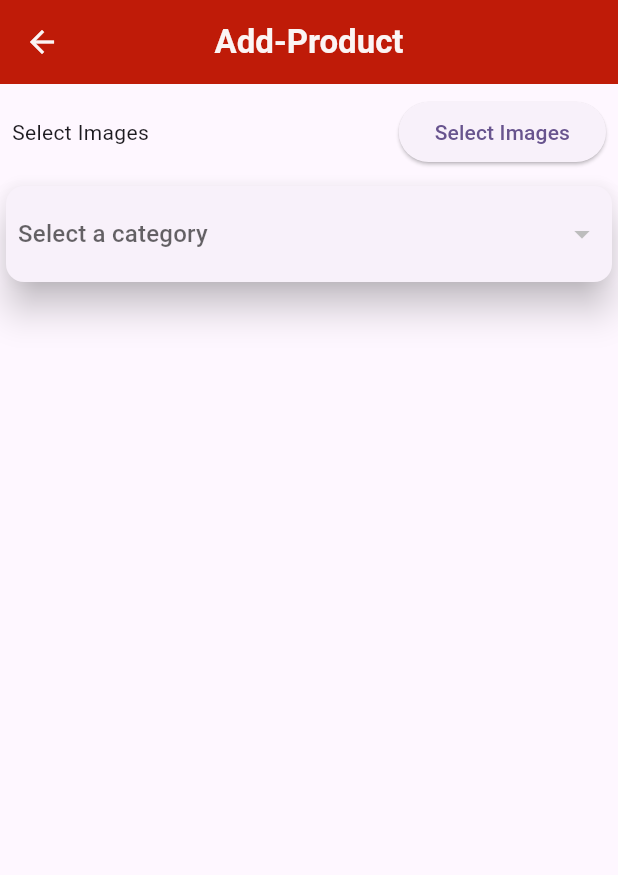
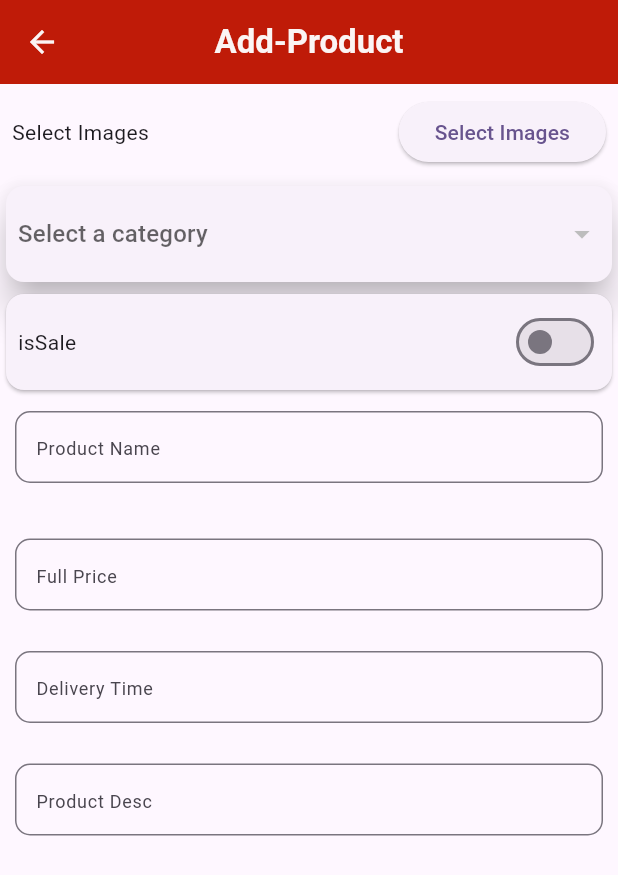
Before and after one commit to Suvassingh/shopify_admin, a Flutter app: the AddProductScreen screen opened directly, on a phone screen of 412 x 824 dp. Shown: the top 875 px of the screen. Run offline on Flutter 3.47's test engine with Material 3 defaults, Android fonts, the phone set to English and light mode, and no system bars; our stand-ins replace cached_network_image, cloud_firestore, device_info_plus, firebase_auth, firebase_core, firebase_storage and 5 more; accounts and stored records are empty.

Commit message:
ADD PRODUCT

```diff
--- /dev/null
+++ b/lib/controllers/is_sale_controller.dart
@@ -0,0 +1,15 @@
+
+
+import 'package:get/get.dart';
+
+class IsSaleController extends GetxController{
+  RxBool isSale = false.obs;
+
+
+  void toggleIsSale(bool value){
+    isSale.value = value;
+    update();
+
+  }
+
+}
--- a/lib/screens/add_product_screen.dart
+++ b/lib/screens/add_product_screen.dart
@@ -3,6 +3,7 @@ import 'dart:io';
 import 'package:flutter/material.dart';
 import 'package:get/get.dart';
 import 'package:shopify_admin/controllers/category_dropdown_controller.dart';
+import 'package:shopify_admin/controllers/is_sale_controller.dart';
 import 'package:shopify_admin/controllers/product_image_controller.dart';
 import 'package:shopify_admin/utils/constant.dart';
 import 'package:shopify_admin/widgets/dropdown_categories_widget.dart';
@@ -16,6 +17,15 @@ class AddProductScreen extends StatelessWidget {
     CategoryDropDownController categoryDropdownController = Get.put(
     CategoryDropDownController(),
   );
+  IsSaleController isSaleController = Get.put(
+    IsSaleController(),
+  );
+  TextEditingController productNameController  = TextEditingController();
+  TextEditingController salePriceController = TextEditingController();
+  TextEditingController fullPriceController  = TextEditingController();
+  TextEditingController deliveryTimeController = TextEditingController();
+  TextEditingController productDescriptionController = TextEditingController();
+
 
   @override
   Widget build(BuildContext context) {
@@ -108,7 +118,134 @@ class AddProductScreen extends StatelessWidget {
                     : SizedBox.shrink();
               },
             ),
-            DropDownCategoriesWiidget()
+            DropDownCategoriesWiidget(),
+            GetBuilder<IsSaleController>(
+              init:IsSaleController(),
+              builder: (isSaleController){
+                return Card(
+                  child:Padding(padding:
+                  EdgeInsets.all(8),
+                  child: Row(
+                    mainAxisAlignment: MainAxisAlignment.spaceBetween,
+                    children: [
+                    Text("isSale"),
+                    Switch(
+                      value: isSaleController.isSale.value,
+                    activeColor:AppConstant.appMainColor,
+                    onChanged: (value){
+                      isSaleController.toggleIsSale(value);
+                    },
+                    )
+                  ],),
+                  ),
+                );
+              },
+            ),
+          // form
+     SizedBox(height: 10.0),
+            Container(
+              height: 65,
+              margin: EdgeInsets.symmetric(horizontal: 10.0),
+              child: TextFormField(
+                cursorColor: AppConstant.appMainColor,
+                textInputAction: TextInputAction.next,
+                controller: productNameController,
+                decoration: InputDecoration(
+                  contentPadding: EdgeInsets.symmetric(horizontal: 10.0),
+                  hintText: "Product Name",
+                  hintStyle: TextStyle(fontSize: 12.0),
+                  border: OutlineInputBorder(
+                    borderRadius: BorderRadius.all(Radius.circular(10.0)),
+                  ),
+                ),
+              ),
+            ),
+            SizedBox(height: 10.0),
+
+            Obx(() {
+              return isSaleController.isSale.value
+                  ? Container(
+                      height: 65,
+                      margin: EdgeInsets.symmetric(horizontal: 10.0),
+                      child: TextFormField(
+                        cursorColor: AppConstant.appMainColor,
+                        textInputAction: TextInputAction.next,
+                        controller: salePriceController,
+                        decoration: InputDecoration(
+                          contentPadding: EdgeInsets.symmetric(
+                            horizontal: 10.0,
+                          ),
+                          hintText: "Sale Price",
+                          hintStyle: TextStyle(fontSize: 12.0),
+                          border: OutlineInputBorder(
+                            borderRadius: BorderRadius.all(
+                              Radius.circular(10.0),
+                            ),
+                          ),
+                        ),
+                      ),
+                    )
+                  : SizedBox.shrink();
+            }),
+
+            SizedBox(height: 10.0),
+            Container(
+              height: 65,
+              margin: EdgeInsets.symmetric(horizontal: 10.0),
+              child: TextFormField(
+                cursorColor: AppConstant.appMainColor,
+                textInputAction: TextInputAction.next,
+                controller: fullPriceController,
+                decoration: InputDecoration(
+                  contentPadding: EdgeInsets.symmetric(horizontal: 10.0),
+                  hintText: "Full Price",
+                  hintStyle: TextStyle(fontSize: 12.0),
+                  border: OutlineInputBorder(
+                    borderRadius: BorderRadius.all(Radius.circular(10.0)),
+                  ),
+                ),
+              ),
+            ),
+
+            SizedBox(height: 10.0),
+            Container(
+              height: 65,
+              margin: EdgeInsets.symmetric(horizontal: 10.0),
+              child: TextFormField(
+                cursorColor: AppConstant.appMainColor,
+                textInputAction: TextInputAction.next,
+                controller: deliveryTimeController,
+                decoration: InputDecoration(
+                  contentPadding: EdgeInsets.symmetric(horizontal: 10.0),
+                  hintText: "Delivery Time",
+                  hintStyle: TextStyle(fontSize: 12.0),
+                  border: OutlineInputBorder(
+                    borderRadius: BorderRadius.all(Radius.circular(10.0)),
+                  ),
+                ),
+              ),
+            ),
+
+            SizedBox(height: 10.0),
+            Container(
+              height: 65,
+              margin: EdgeInsets.symmetric(horizontal: 10.0),
+              child: TextFormField(
+                cursorColor: AppConstant.appMainColor,
+                textInputAction: TextInputAction.next,
+                controller: productDescriptionController,
+                decoration: InputDecoration(
+                  contentPadding: EdgeInsets.symmetric(horizontal: 10.0),
+                  hintText: "Product Desc",
+                  hintStyle: TextStyle(fontSize: 12.0),
+                  border: OutlineInputBorder(
+                    borderRadius: BorderRadius.all(Radius.circular(10.0)),
+                  ),
+                ),
+              ),
+            ),
+
+
           ],
         ),
       ),
--- a/lib/screens/product_details_screen.dart
+++ b/lib/screens/product_details_screen.dart
@@ -3,6 +3,7 @@ import 'package:get/get.dart';
 import 'package:shopify_admin/models/product_model.dart';
 import 'package:shopify_admin/utils/constant.dart';
 
+// ignore: must_be_immutable
 class ProductDetailsScreen extends StatefulWidget {
    ProductModel productModel;
    ProductDetailsScreen({super.key, required this.productModel});
```
